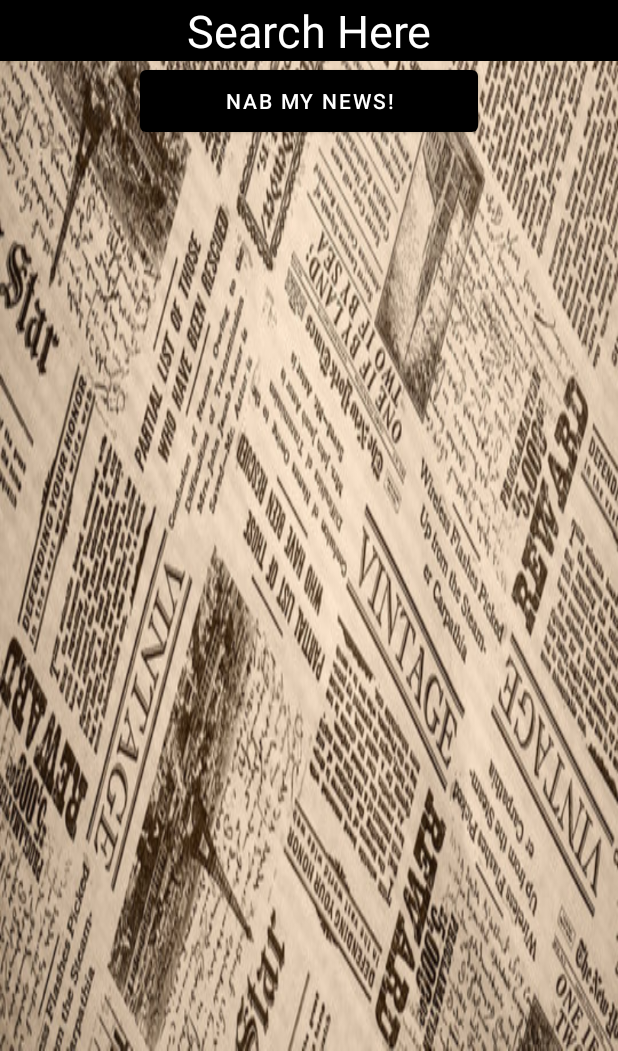
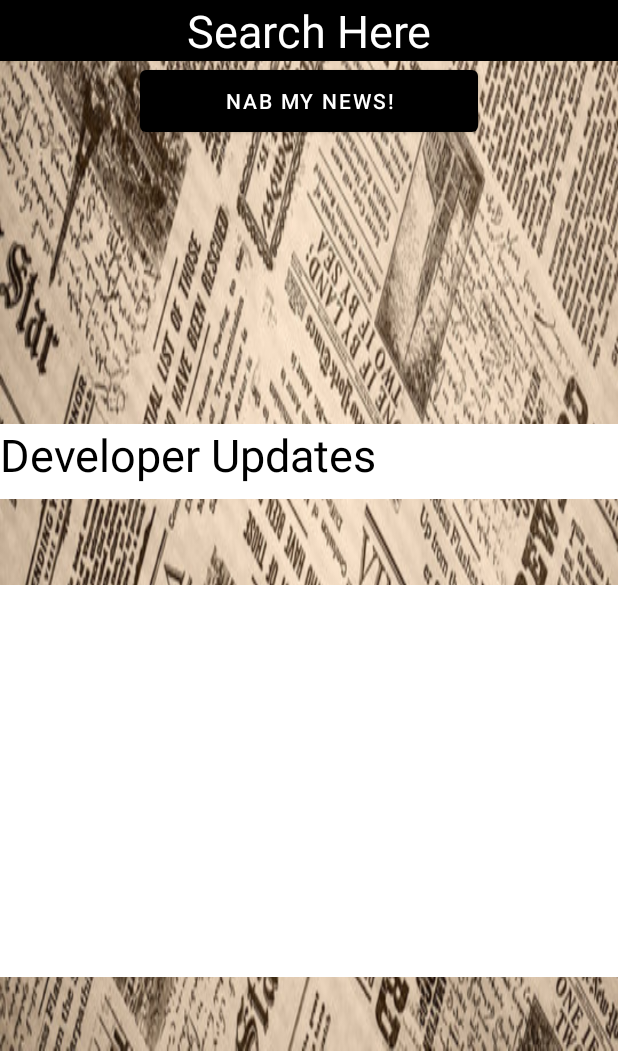
Before and after one commit to MLabate12/-CST2355FinalAssignment, an Android app: the screen it shows after launch (MainActivity), on a phone screen of 412 x 824 dp, the part 185-1236 px from its top. Run offline under Robolectric (Android 15) with nearby library versions, the phone set to English and light mode, and no system bars.

Commit message:
Added fragments and toast

```diff
--- a/app/build.gradle
+++ b/app/build.gradle
@@ -33,6 +33,7 @@ dependencies {
     implementation 'androidx.appcompat:appcompat:1.3.0'
     implementation 'com.google.android.material:material:1.4.0'
     implementation 'androidx.constraintlayout:constraintlayout:2.0.4'
+    implementation 'androidx.legacy:legacy-support-v4:1.0.0'
     testImplementation 'junit:junit:4.+'
     androidTestImplementation 'androidx.test.ext:junit:1.1.2'
     androidTestImplementation 'androidx.test.espresso:espresso-core:3.3.0'
--- a/app/src/main/java/com/example/cst2355finalassignment/MainActivity.java
+++ b/app/src/main/java/com/example/cst2355finalassignment/MainActivity.java
@@ -1,6 +1,7 @@
 package com.example.cst2355finalassignment;
 
 import androidx.appcompat.app.AppCompatActivity;
+import androidx.fragment.app.Fragment;
 
 import android.content.Context;
 import android.content.Intent;
@@ -9,10 +10,13 @@ import android.os.Bundle;
 import android.util.Log;
 import android.widget.Button;
 import android.widget.EditText;
+import android.widget.Toast;
 
 public class MainActivity extends AppCompatActivity {
 
     private static final String ACTIVITY_NAME = "MAIN_ACTIVITY";
+    SharedPreferences preferences;
+    EditText search;
 
     @Override
     protected void onCreate(Bundle savedInstanceState) {
@@ -22,8 +26,24 @@ public class MainActivity extends AppCompatActivity {
 
         EditText searchText = (EditText)findViewById(R.id.searchQuery);
 
+        String searchToast = getString(R.string.toast_1);
+
+
+
+        search = findViewById(R.id.searchQuery);
+
+        preferences = getSharedPreferences("Search",Context.MODE_PRIVATE);
+        String searchQuery = preferences.getString("Search","");
+        search.setText(searchQuery);
+
+        Fragment fragment = new UpdateFragment();
+
+        getSupportFragmentManager().beginTransaction().replace(R.id.fragment_frame, fragment, fragment.getClass().getSimpleName()).addToBackStack(null).commit();
+
         Button launchButton = findViewById(R.id.launchButton);
         launchButton.setOnClickListener(click -> {
+            Toast toast= Toast.makeText(getApplicationContext(),searchToast,Toast.LENGTH_SHORT);
+            toast.show();
             String searchTerm = searchText.getText().toString();
             Intent goToSearch = new Intent(MainActivity.this, SearchActivity.class);
 
@@ -33,4 +53,16 @@ public class MainActivity extends AppCompatActivity {
         });
     }
 
+    @Override
+    protected void onPause(){
+        super.onPause();
+        SharedPreferences(search.getText().toString());
+    }
+
+    private void SharedPreferences(String search){
+        SharedPreferences.Editor editor = preferences.edit();
+        editor.putString("Search",search);
+        editor.commit();
+    }
+
 }
--- /dev/null
+++ b/app/src/main/java/com/example/cst2355finalassignment/UpdateFragment.java
@@ -0,0 +1,25 @@
+package com.example.cst2355finalassignment;
+
+import android.os.Bundle;
+import androidx.fragment.app.Fragment;
+import android.view.LayoutInflater;
+import android.view.View;
+import android.view.ViewGroup;
+
+
+public class UpdateFragment extends Fragment {
+
+
+    public UpdateFragment() {
+        // Required empty public constructor
+    }
+
+
+    @Override
+    public View onCreateView(LayoutInflater inflater, ViewGroup container,
+                             Bundle savedInstanceState) {
+        // Inflate the layout for this fragment
+        return inflater.inflate(R.layout.fragment_update, container,  false);
+    }
+
+}
--- a/app/src/main/res/layout/activity_main.xml
+++ b/app/src/main/res/layout/activity_main.xml
@@ -44,4 +44,22 @@
         android:onClick="storeTerm"
         android:text="@string/launch_button"/>
 
+    <FrameLayout
+        android:id="@+id/fragment_frame"
+        android:layout_width="match_parent"
+        android:layout_height="301dp"
+        android:layout_alignParentBottom="true"
+        android:layout_marginBottom="49dp">
+
+    </FrameLayout>
+
+    <TextView
+        android:layout_width="match_parent"
+        android:layout_height="50dp"
+        android:layout_marginTop="350dp"
+        android:background="#FFFFFF"
+        android:text="Developer Updates"
+        android:textColor="@color/black"
+        android:textSize="30dp" />
+
 </RelativeLayout>
--- /dev/null
+++ b/app/src/main/res/layout/fragment_update.xml
@@ -0,0 +1,20 @@
+<?xml version="1.0" encoding="utf-8"?>
+<LinearLayout xmlns:android="http://schemas.android.com/apk/res/android"
+    android:layout_width="match_parent"
+    android:layout_height="match_parent"
+    android:orientation="vertical" >
+
+    <FrameLayout
+        android:id="@+id/your_placeholder"
+        android:layout_width="match_parent"
+        android:layout_height="40dp"></FrameLayout>
+
+
+    <ListView
+        android:layout_width="match_parent"
+        android:layout_height="688dp"
+        android:background="@color/white"
+        android:textColor="@color/white" />
+
+
+</LinearLayout>
--- a/app/src/main/res/values/strings.xml
+++ b/app/src/main/res/values/strings.xml
@@ -5,4 +5,5 @@
     <string name="searchQuery">Search Here</string>
     <string name="results_notfound">No results founds, please return and check your search term</string>
     <string name="results_title">Search Results</string>
+    <string name="toast_1">Nabbing your results....</string>
 </resources>
```
Also changed, not shown: 1 other file.
